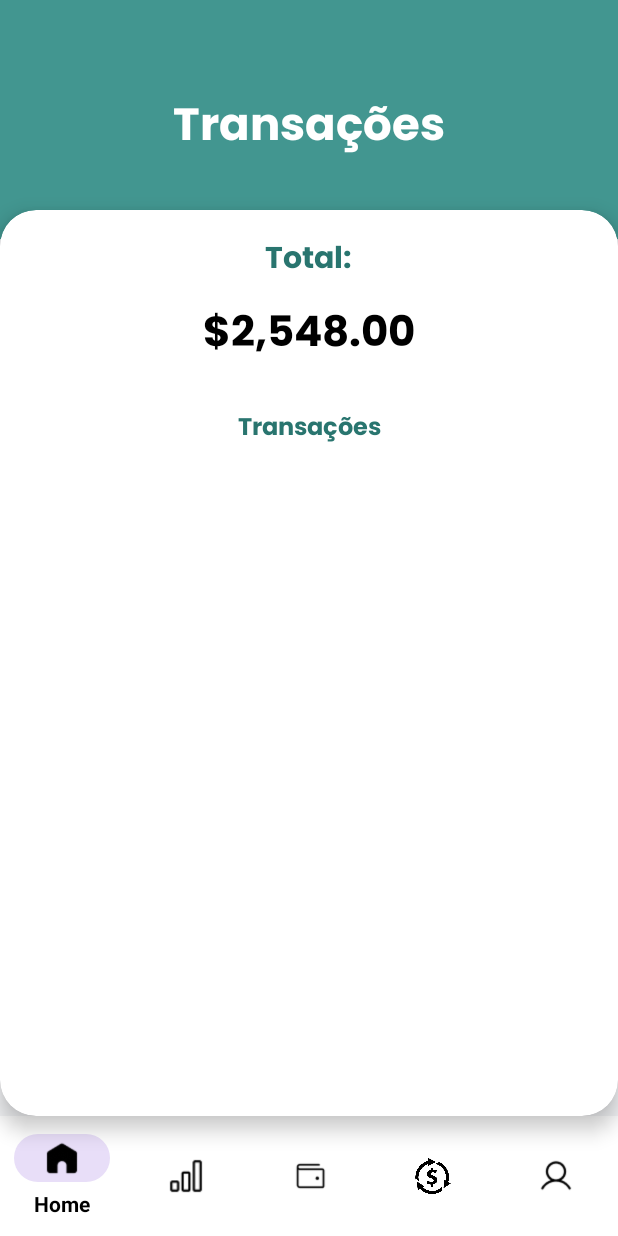
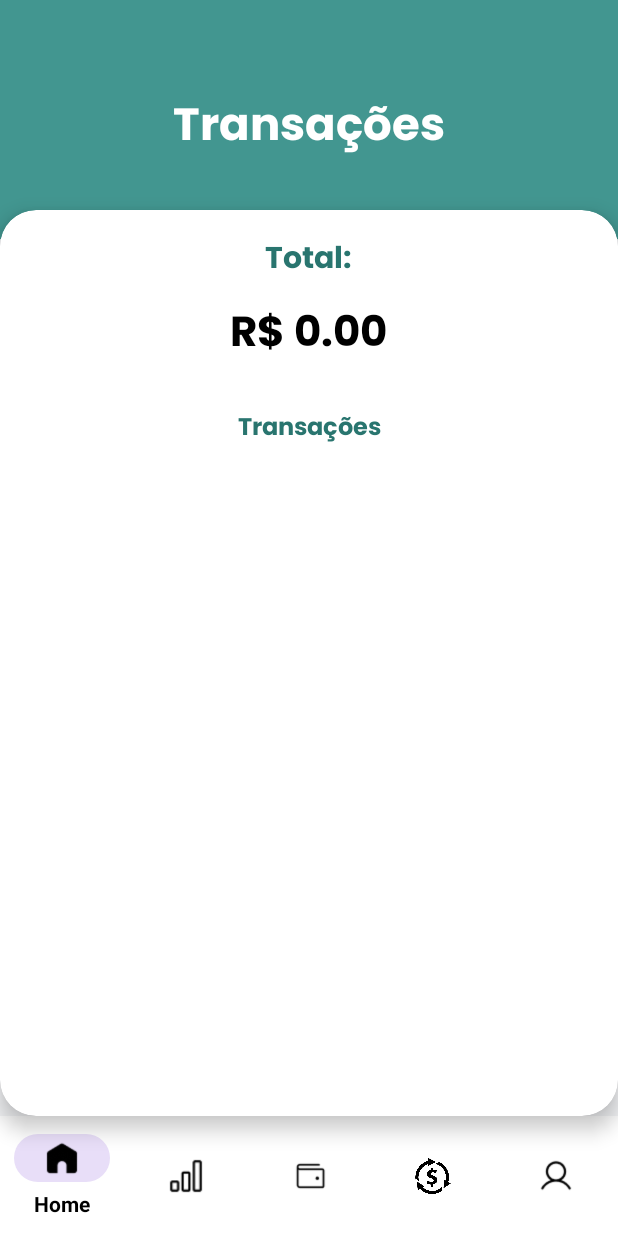
Before and after one commit to deividSantosz/bolsointeligente, an Android app: the TransacoesActivity screen opened directly, with no data from a screen before it, on a phone screen of 412 x 824 dp. Run offline under Robolectric (Android 15) with nearby library versions, the phone set to English and light mode, and no system bars; our stand-ins replace Room's generated code.

Commit message:
Adicionando o metodo para calcular o total das transações

```diff
--- a/app/src/main/java/com/example/bolsointeligente/activities/TransacoesActivity.java
+++ b/app/src/main/java/com/example/bolsointeligente/activities/TransacoesActivity.java
@@ -6,9 +6,11 @@ import androidx.recyclerview.widget.LinearLayoutManager;
 import androidx.recyclerview.widget.RecyclerView;
 import androidx.room.Room;
 
+import android.annotation.SuppressLint;
 import android.content.Intent;
 import android.os.Bundle;
 import android.view.MenuItem;
+import android.widget.TextView;
 
 import com.example.bolsointeligente.R;
 import com.example.bolsointeligente.activities.listaTransacoes.ListaTransacoesAdapter;
@@ -25,10 +27,12 @@ public class TransacoesActivity extends AppCompatActivity {
 
     RecyclerView recyclerView;
     ListaTransacoesAdapter adapter;
+    TextView total_transacoes;
     Database db;
     private int usuarioId;
     private TransacaoDao transacaoDao;
     BottomNavigationView bottomNavigationView;
+    @SuppressLint("MissingInflatedId")
     @Override
     protected void onCreate(Bundle savedInstanceState) {
         super.onCreate(savedInstanceState);
@@ -38,11 +42,12 @@ public class TransacoesActivity extends AppCompatActivity {
                 .allowMainThreadQueries()
                 .build();
 
+        transacaoDao = db.transacaoDao();
         recyclerView = findViewById(R.id.rv_transacoes);
         bottomNavigationView = findViewById(R.id.bottomNavigationView);
-
+        total_transacoes = findViewById(R.id.txt_total_transacoes);
         usuarioId = (int) UsuarioSingleton.getInstance().getUserId();
-        transacaoDao = db.transacaoDao();
+        carregarTotalTransacoes();
         adapter = new ListaTransacoesAdapter(new ArrayList<>(), this);
         recyclerView.setLayoutManager(new LinearLayoutManager(this));
         recyclerView.setAdapter(adapter);
@@ -56,8 +61,18 @@ public class TransacoesActivity extends AppCompatActivity {
                     startActivity(intent);
                     return true;
                 }
-                if (item.getItemId() == R.id.Transacoes) {
+               else if (item.getItemId() == R.id.estatisticas) {
+                    Intent intent = new Intent(TransacoesActivity.this, EstatisticasActivity.class);
+                    startActivity(intent);
+                    return true;
+                }
+                else if (item.getItemId() == R.id.home) {
                     Intent intent = new Intent(TransacoesActivity.this, MenuActivity.class);
+                    startActivity(intent);
+                    return true;
+                }
+                else if (item.getItemId() == R.id.simulador) {
+                    Intent intent = new Intent(TransacoesActivity.this, SimulacaoActivity.class);
                     startActivity(intent);
                     return true;
                 }
@@ -75,4 +90,13 @@ public class TransacoesActivity extends AppCompatActivity {
             adapter.notifyDataSetChanged();
         }
     }
+    private void carregarTotalTransacoes() {
+        Double total = transacaoDao.getTotalTransacoesPorUsuario(usuarioId);
+
+        if (total == null) {
+            total = 0.0; // Se não houver transações, evita erro de null
+        }
+        total_transacoes.setText(String.format("R$ %.2f", total));
+    }
+
 }
--- a/app/src/main/java/com/example/bolsointeligente/database/TransacaoDao.java
+++ b/app/src/main/java/com/example/bolsointeligente/database/TransacaoDao.java
@@ -13,4 +13,7 @@ public interface TransacaoDao {
 
     @Query("SELECT * FROM transacao WHERE idUsuario = :usuarioId")
     List<Transacao> listarTransacoesPorUsuario(int usuarioId);
+
+    @Query("SELECT SUM(valor) FROM transacao WHERE idUsuario = :usuarioId")
+    Double getTotalTransacoesPorUsuario(int usuarioId);
 }
--- a/app/src/main/res/layout/activity_transacoes.xml
+++ b/app/src/main/res/layout/activity_transacoes.xml
@@ -79,7 +79,7 @@
                 android:textSize="20sp" />
 
             <TextView
-                android:id="@+id/txtBalance"
+                android:id="@+id/txt_total_transacoes"
                 android:layout_width="wrap_content"
                 android:layout_height="wrap_content"
                 android:layout_gravity="center"
```
Also changed, not shown: gradle/wrapper/gradle-wrapper.properties, 3 other files.
